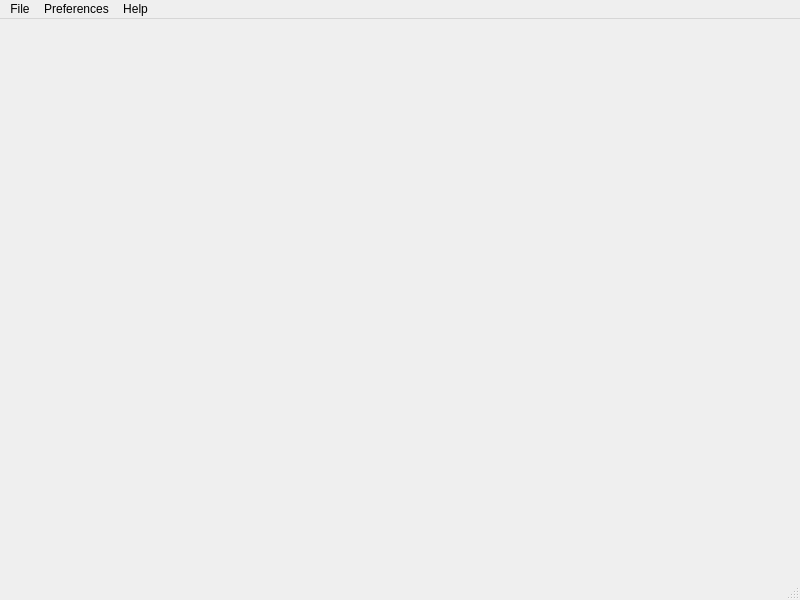
Qt form ui/mainwindow.ui (ONS-RossGD/OptiCORD2) before a commit.
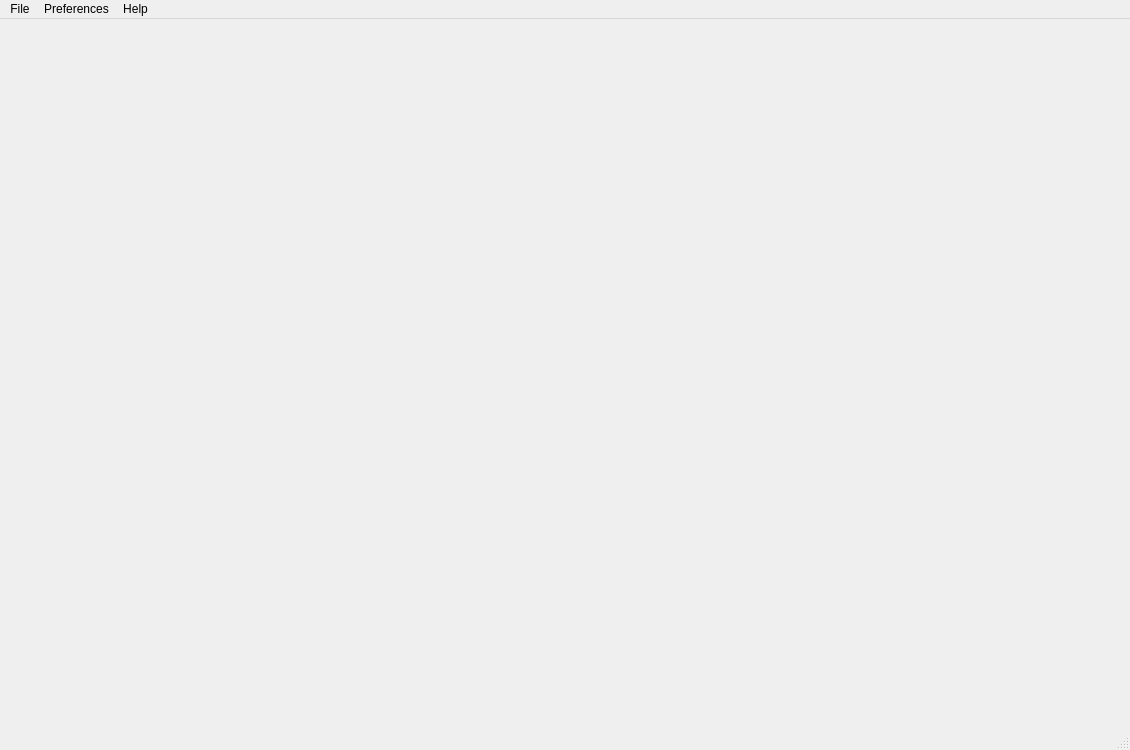
The same form after that commit.

Commit message: Changed compare ui and function to split export and compare buttons. Also updated mainwindow ui to increase default window size.

Diff of the .ui file:
```diff
--- a/ui/mainwindow.ui
+++ b/ui/mainwindow.ui
@@ -6,8 +6,8 @@
    <rect>
     <x>0</x>
     <y>0</y>
-    <width>800</width>
-    <height>600</height>
+    <width>1130</width>
+    <height>750</height>
    </rect>
   </property>
   <property name="minimumSize">
@@ -27,7 +27,7 @@
     <rect>
      <x>0</x>
      <y>0</y>
-     <width>800</width>
+     <width>1130</width>
      <height>21</height>
     </rect>
    </property>
```
The commit also changes 3 other files.
